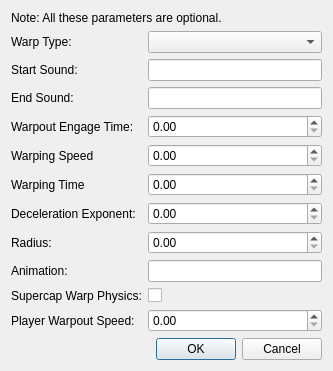
This is qtfred/ui/ShipCustomWarpDialog.ui in scp-fs2open/fs2open.github.com as Qt 5 draws it before an edit. The edited form follows.
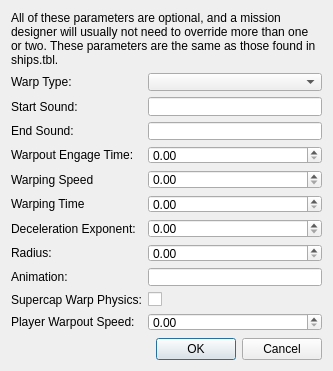
This is the edited form.

The edit to the form file:
```diff
--- a/qtfred/ui/ShipCustomWarpDialog.ui
+++ b/qtfred/ui/ShipCustomWarpDialog.ui
@@ -23,7 +23,10 @@
    <item>
     <widget class="QLabel" name="label">
      <property name="text">
-      <string>Note: All these parameters are optional.</string>
+      <string>All of these parameters are optional, and a mission designer will usually not need to override more than one or two. These parameters are the same as those found in ships.tbl.</string>
+     </property>
+     <property name="wordWrap">
+      <bool>true</bool>
      </property>
     </widget>
    </item>
```
